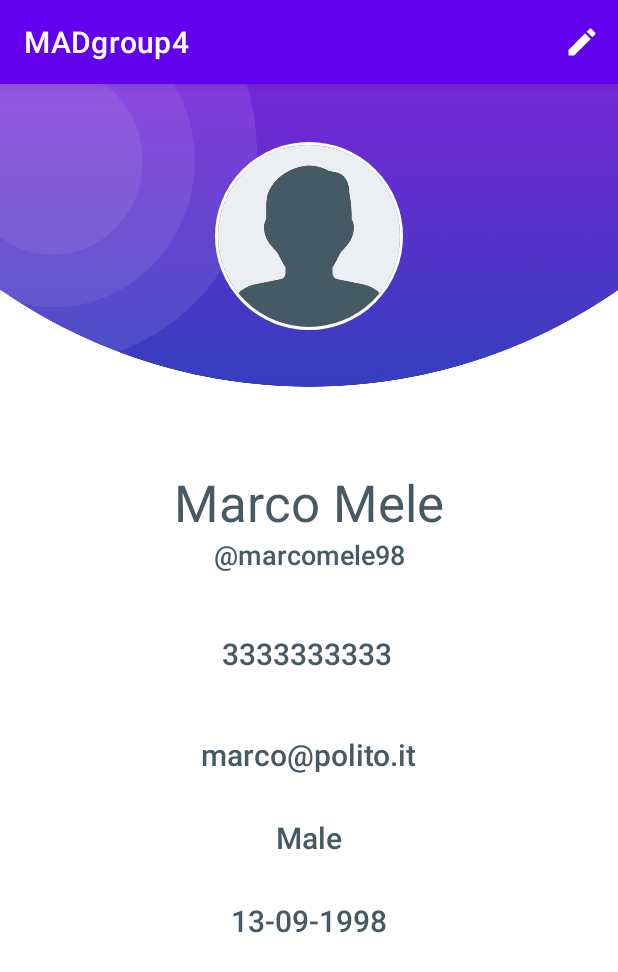
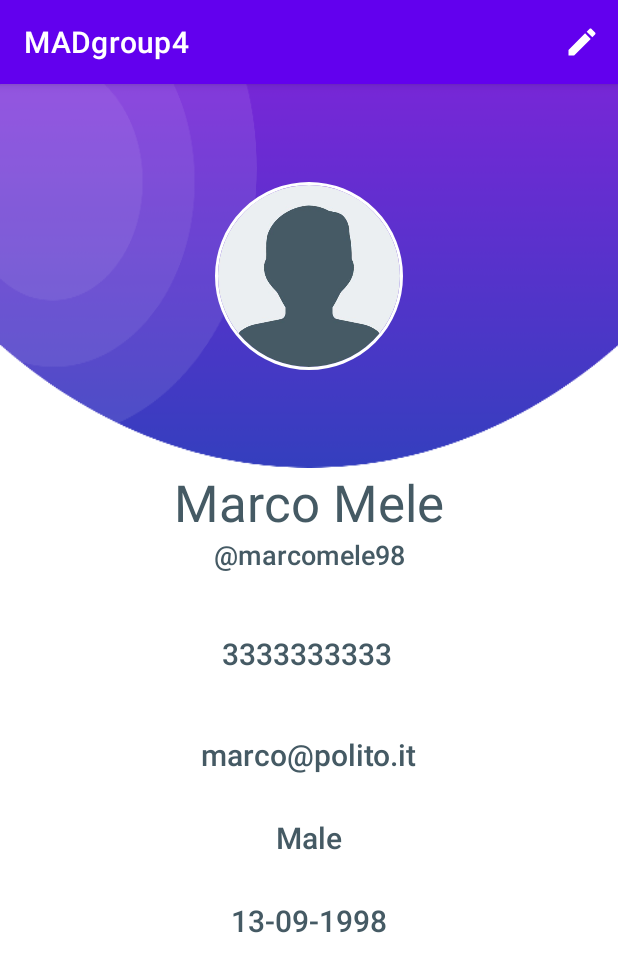
Before and after one commit to marcomele98/MADgroup4, an Android app: the screen it shows after launch (ShowProfileActivity), on a phone screen of 412 x 824 dp. Shown: the top 972 px of the screen. Run offline under Robolectric (Android 15) with nearby library versions, the phone set to English and light mode, and no system bars; our stand-ins replace CircleImageView.

Commit message:
fix: fixed low quality and rotation of photo feat: added landscape layout for show and edit

```diff
--- a/app/src/main/res/layout-land/activity_main.xml
+++ b/app/src/main/res/layout-land/activity_main.xml
@@ -1,5 +1,174 @@
 <?xml version="1.0" encoding="utf-8"?>
 
+
+<LinearLayout xmlns:android="http://schemas.android.com/apk/res/android"
+    xmlns:app="http://schemas.android.com/apk/res-auto"
+    xmlns:tools="http://schemas.android.com/tools"
+    android:layout_width="match_parent"
+    android:layout_height="match_parent"
+    android:orientation="horizontal">
+
+    <androidx.constraintlayout.widget.ConstraintLayout
+        android:layout_width="match_parent"
+        android:layout_height="match_parent"
+        android:layout_weight="2"
+        android:orientation="vertical">
+
+
+        <ImageView
+            android:id="@+id/left_background"
+            android:layout_width="match_parent"
+            android:layout_height="match_parent"
+            android:scaleType="fitXY"
+            app:layout_constraintBottom_toBottomOf="parent"
+            app:layout_constraintEnd_toEndOf="parent"
+            app:layout_constraintStart_toStartOf="parent"
+            app:layout_constraintTop_toTopOf="parent"
+            app:srcCompat="@drawable/left_background" />
+
+
+
+        <de.hdodenhof.circleimageview.CircleImageView
+            android:id="@+id/profile_image"
+            android:layout_width="125dp"
+            android:layout_height="125dp"
+            android:src="@drawable/profile"
+            app:civ_border_color="@color/white"
+            app:civ_border_width="2dp"
+            app:layout_constraintBottom_toBottomOf="@+id/left_background"
+            app:layout_constraintEnd_toEndOf="@+id/left_background"
+            app:layout_constraintStart_toStartOf="@+id/left_background"
+            app:layout_constraintTop_toTopOf="@+id/left_background" />
+
+    </androidx.constraintlayout.widget.ConstraintLayout>
+
+
+    <androidx.constraintlayout.widget.ConstraintLayout
+        android:layout_width="match_parent"
+        android:layout_height="match_parent"
+        android:layout_weight="1"
+        android:orientation="vertical"
+        android:paddingHorizontal="16dp">
+
+
+        <TextView
+            android:id="@+id/name"
+            android:layout_width="wrap_content"
+            android:layout_height="wrap_content"
+            android:layout_gravity="center_horizontal"
+            android:text="Marco Mele"
+            android:textAppearance="@style/TextAppearance.AppCompat.Display1"
+            android:textColor="@color/textPrimary"
+            app:layout_constraintBottom_toTopOf="@+id/nickname"
+            app:layout_constraintEnd_toEndOf="parent"
+            app:layout_constraintHorizontal_bias="0.5"
+            app:layout_constraintStart_toStartOf="parent"
+            app:layout_constraintTop_toTopOf="parent"
+            app:layout_constraintVertical_bias="0.5"
+            app:layout_constraintVertical_chainStyle="packed" />
+
+        <TextView
+            android:id="@+id/nickname"
+            android:layout_width="wrap_content"
+            android:layout_height="wrap_content"
+            android:layout_gravity="center_horizontal"
+            android:text="marcomele98"
+            android:textAppearance="@style/TextAppearance.AppCompat.Body2"
+            android:textColor="@color/textPrimary"
+            android:textSize="18sp"
+            app:layout_constraintBottom_toTopOf="@+id/phone"
+            app:layout_constraintEnd_toEndOf="parent"
+            app:layout_constraintHorizontal_bias="0.5"
+            app:layout_constraintStart_toStartOf="parent"
+            app:layout_constraintTop_toBottomOf="@+id/name"
+            app:layout_constraintVertical_bias="0.5" />
+
+        <TextView
+            android:id="@+id/phone"
+            android:layout_width="wrap_content"
+            android:layout_height="wrap_content"
+            android:layout_gravity="center_horizontal"
+            android:layout_marginTop="20dp"
+            android:text="+39 3925785980"
+            android:textAppearance="@style/TextAppearance.AppCompat.Body2"
+            android:textColor="@color/textPrimary"
+
+            android:textSize="20sp"
+            app:layout_constraintBottom_toTopOf="@+id/email"
+            app:layout_constraintEnd_toEndOf="parent"
+            app:layout_constraintHorizontal_bias="0.5"
+            app:layout_constraintStart_toStartOf="parent"
+            app:layout_constraintTop_toBottomOf="@+id/nickname"
+            app:layout_constraintVertical_bias="0.5" />
+
+        <TextView
+            android:id="@+id/email"
+            android:layout_width="wrap_content"
+            android:layout_height="wrap_content"
+            android:layout_gravity="center_horizontal"
+            android:layout_marginTop="20dp"
+            android:text="marcomele18@gmail.com"
+            android:textAppearance="@style/TextAppearance.AppCompat.Body2"
+            android:textColor="@color/textPrimary"
+            android:textSize="20sp"
+            app:layout_constraintBottom_toTopOf="@+id/gender"
+            app:layout_constraintEnd_toEndOf="parent"
+            app:layout_constraintHorizontal_bias="0.5"
+            app:layout_constraintStart_toStartOf="parent"
+            app:layout_constraintTop_toBottomOf="@+id/phone"
+            app:layout_constraintVertical_bias="0.5" />
+
+        <TextView
+            android:id="@+id/gender"
+            android:layout_width="wrap_content"
+            android:layout_height="wrap_content"
+            android:layout_gravity="center_horizontal"
+            android:layout_marginTop="28dp"
+            android:text="Male"
+            android:textAppearance="@style/TextAppearance.AppCompat.Body2"
+
+            android:textColor="@color/textPrimary"
+            android:textSize="20sp"
+            app:layout_constraintBottom_toTopOf="@+id/birthdate"
+            app:layout_constraintEnd_toEndOf="parent"
+            app:layout_constraintHorizontal_bias="0.5"
+            app:layout_constraintStart_toStartOf="parent"
+            app:layout_constraintTop_toBottomOf="@+id/email"
+            app:layout_constraintVertical_bias="0.5" />
+
+        <TextView
+            android:id="@+id/birthdate"
+            android:layout_width="wrap_content"
+            android:layout_height="wrap_content"
+            android:layout_gravity="center_horizontal"
+            android:layout_marginTop="8dp"
+            android:text="13-09-1998"
+            android:textAppearance="@style/TextAppearance.AppCompat.Body2"
+
+            android:textColor="@color/textPrimary"
+            android:textSize="20sp"
+            app:layout_constraintBottom_toBottomOf="parent"
+            app:layout_constraintEnd_toEndOf="parent"
+            app:layout_constraintHorizontal_bias="0.5"
+            app:layout_constraintStart_toStartOf="parent"
+            app:layout_constraintTop_toBottomOf="@+id/gender"
+            app:layout_constraintVertical_bias="0.5" />
+
+        <!--        <ImageView
+                    android:id="@+id/profile_image"
+                    android:layout_width="wrap_content"
+                    android:layout_height="wrap_content"
+                    app:layout_constraintBottom_toBottomOf="parent"
+                    app:layout_constraintEnd_toEndOf="parent"
+                    app:layout_constraintStart_toStartOf="parent"
+                    app:layout_constraintTop_toTopOf="@+id/name"></ImageView>-->
+
+
+    </androidx.constraintlayout.widget.ConstraintLayout>
+
+</LinearLayout>
+
+<!--
 <LinearLayout xmlns:android="http://schemas.android.com/apk/res/android"
     xmlns:app="http://schemas.android.com/apk/res-auto"
     xmlns:tools="http://schemas.android.com/tools"
@@ -84,3 +253,4 @@
 
 
 </LinearLayout>
+-->
--- a/app/src/main/res/layout/activity_main.xml
+++ b/app/src/main/res/layout/activity_main.xml
@@ -7,7 +7,7 @@
     android:orientation="vertical">
 
     <androidx.constraintlayout.widget.ConstraintLayout
-        android:layout_width="match_parent"
+        android:layout_width="wrap_content"
         android:layout_height="match_parent"
         android:layout_weight="2"
         android:orientation="vertical">
@@ -15,9 +15,10 @@
 
         <ImageView
             android:id="@+id/topBackground"
-            android:layout_width="0dp"
-            android:layout_height="wrap_content"
+            android:layout_width="match_parent"
+            android:layout_height="match_parent"
             android:scaleType="fitXY"
+            app:layout_constraintBottom_toBottomOf="parent"
             app:layout_constraintEnd_toEndOf="parent"
             app:layout_constraintStart_toStartOf="parent"
             app:layout_constraintTop_toTopOf="parent"
@@ -135,6 +136,15 @@
             app:layout_constraintEnd_toEndOf="parent"
             app:layout_constraintStart_toStartOf="parent"
             app:layout_constraintTop_toBottomOf="@+id/gender" />
+
+<!--        <ImageView
+            android:id="@+id/profile_image"
+            android:layout_width="wrap_content"
+            android:layout_height="wrap_content"
+            app:layout_constraintBottom_toBottomOf="parent"
+            app:layout_constraintEnd_toEndOf="parent"
+            app:layout_constraintStart_toStartOf="parent"
+            app:layout_constraintTop_toTopOf="@+id/name"></ImageView>-->
 
 
     </androidx.constraintlayout.widget.ConstraintLayout>
```
Also changed, not shown: app/src/main/AndroidManifest.xml (+6 -3 lines), app/src/main/java/it/polito/madgroup4/EditProfileActivity.kt (+67 -19 lines), app/src/main/res/layout-land/activity_edit_profile.xml (+167 -2 lines), app/src/main/res/layout/activity_edit_profile.xml (+8 -8 lines), app/src/main/res/drawable-hdpi/left_background.png (added), app/src/main/res/drawable-ldpi/left_background.png (added), app/src/main/res/drawable-mdpi/left_background.png (added), app/src/main/res/drawable-xhdpi/left_background.png (added), app/src/main/res/drawable-xxhdpi/left_background.png (added), app/src/main/res/drawable-xxxhdpi/left_background.png (added).
